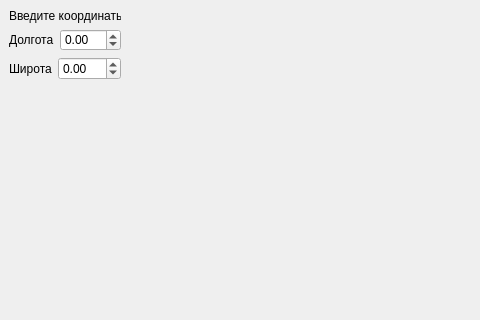
This is Design/first_task_design.ui in andrey-blight/map_api as Qt 5 draws it before an edit; both pictures show x 0 to 480 and y 0 to 320 of the 800 by 470 pixel window. The edited form follows.
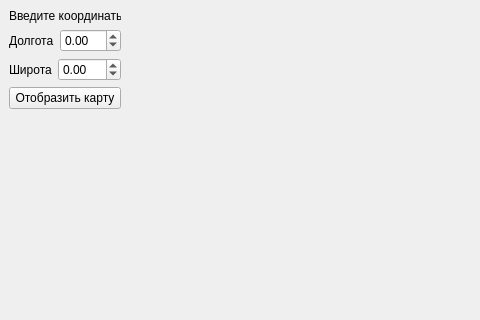
This is the edited form.

Commit message: Add first task solution

```diff
--- a/Design/first_task_design.ui
+++ b/Design/first_task_design.ui
@@ -57,7 +57,7 @@
       <x>9</x>
       <y>9</y>
       <width>112</width>
-      <height>71</height>
+      <height>100</height>
      </rect>
     </property>
     <layout class="QVBoxLayout" name="verticalLayout">
@@ -122,6 +122,13 @@
        </item>
       </layout>
      </item>
+     <item>
+      <widget class="QPushButton" name="pushButton">
+       <property name="text">
+        <string>Отобразить карту</string>
+       </property>
+      </widget>
+     </item>
     </layout>
    </widget>
   </widget>
```
Left out of the diff: 4 changed lines with no effect on the pictures. The commit also changes 3 other files.
